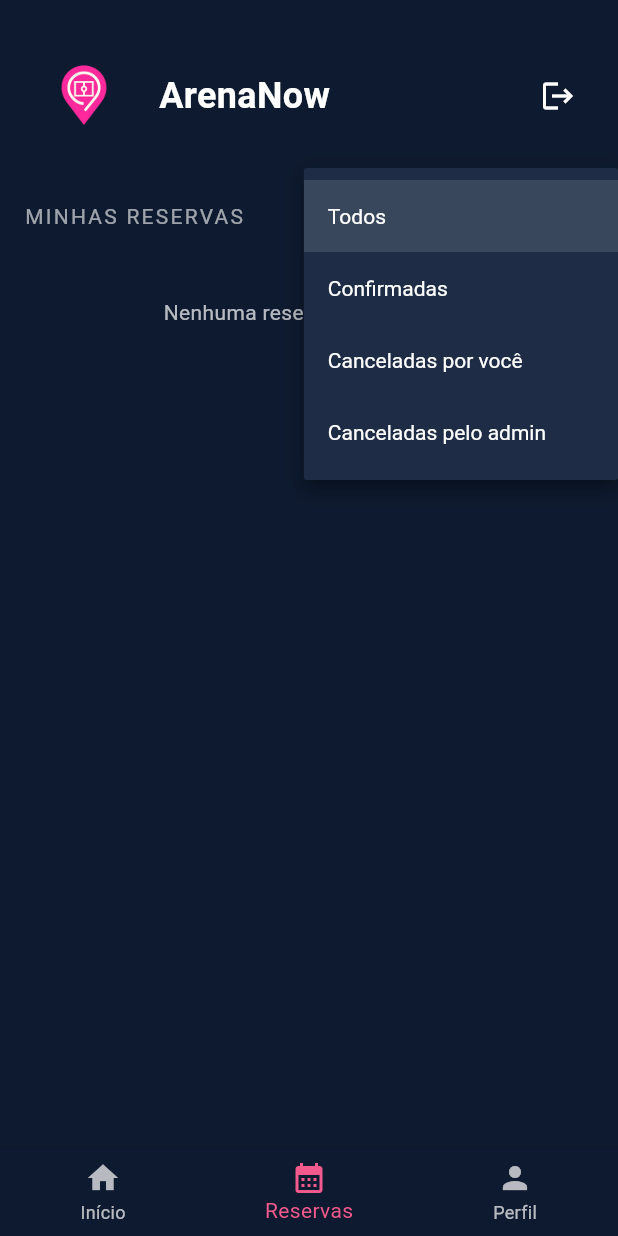
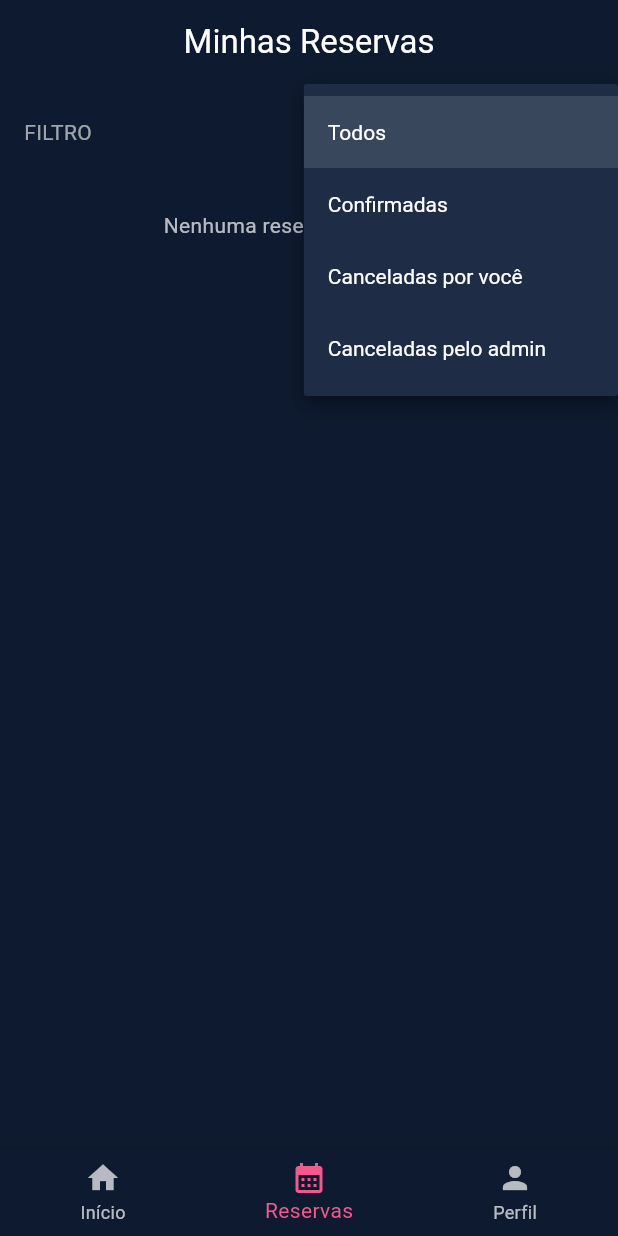
Before and after one commit to GustavoLopes2/Arena-Now, a Flutter app: the screen it shows once a user with an empty profile is signed in, item 2 of the bottom bar chosen, after a tap on "Todos", on a phone screen of 412 x 824 dp. Run offline on Flutter 3.47's test engine with Material 3 defaults, Android fonts, the phone set to English and light mode, and no system bars; our stand-ins replace cloud_firestore, firebase_auth, firebase_core, flutter_speed_dial; accounts and stored records are empty.

Commit message:
feat: Create UserAppBar widget and refactor app bars in user views

```diff
--- a/lib/modules/user/view/lista_estabelecimento_user_page.dart
+++ b/lib/modules/user/view/lista_estabelecimento_user_page.dart
@@ -1,5 +1,5 @@
 import 'package:arenanow/modules/user/view/visualizar_quadra_user_page.dart';
-import 'package:arenanow/widgets/dashboard_header.dart';
+import 'package:arenanow/widgets/user_app_bar.dart';
 import 'package:cloud_firestore/cloud_firestore.dart';
 import 'package:flutter/material.dart';
 import 'package:arenanow/modules/user/navigation/user_navigator.dart';
@@ -11,11 +11,14 @@ class ListaEstabelecimentosUserPage extends StatelessWidget {
   Widget build(BuildContext context) {
     return Scaffold(
       backgroundColor: const Color(0xFF0E1A2F),
+      appBar: const UserAppBar(
+        title: "Estabelecimentos",
+        showBack: false,
+      ),
       body: SafeArea(
         child: Column(
           crossAxisAlignment: CrossAxisAlignment.start,
           children: [
-            const DashboardHeader(),
             const Padding(
               padding: EdgeInsets.symmetric(horizontal: 24),
               child: Text(
--- a/lib/modules/user/view/visualizar_reserva_quadra_page.dart
+++ b/lib/modules/user/view/visualizar_reserva_quadra_page.dart
@@ -1,8 +1,8 @@
 import 'package:arenanow/modules/user/view/reserva_detalhe_page.dart';
+import 'package:arenanow/widgets/user_app_bar.dart';
 import 'package:flutter/material.dart';
 import 'package:intl/intl.dart';
 import 'package:firebase_auth/firebase_auth.dart';
-import 'package:arenanow/widgets/dashboard_header.dart';
 
 import 'package:arenanow/services/reserva_service.dart';
 import 'package:arenanow/models/reserva_quadra.dart';
@@ -29,29 +29,32 @@ class _MinhasReservasPageState extends State<MinhasReservasPage> {
 
     final reservaService = ReservaService();
 
-    return SafeArea(
-      child: Column(
+    return Scaffold(
+      backgroundColor: const Color(0xFF0E1A2F),
+      appBar: const UserAppBar(
+        title: "Minhas Reservas",
+        showBack: false,
+      ),
+      body: Column(
         crossAxisAlignment: CrossAxisAlignment.start,
         children: [
-          const DashboardHeader(),
           Padding(
-            padding: const EdgeInsets.symmetric(horizontal: 16),
+            padding: const EdgeInsets.symmetric(horizontal: 16, vertical: 8),
             child: Row(
               mainAxisAlignment: MainAxisAlignment.spaceBetween,
               children: [
                 const Text(
-                  'MINHAS RESERVAS',
+                  'FILTRO',
                   style: TextStyle(
                     color: Colors.white60,
                     fontSize: 14,
-                    letterSpacing: 1.5,
                   ),
                 ),
                 DropdownButton<String>(
                   value: filtroStatus,
                   dropdownColor: const Color(0xFF1E2D45),
+                  style: const TextStyle(color: Colors.white),
                   underline: Container(),
-                  style: const TextStyle(color: Colors.white),
                   iconEnabledColor: Colors.white,
                   items: const [
                     DropdownMenuItem(value: 'TODOS', child: Text('Todos')),
@@ -64,12 +67,13 @@ class _MinhasReservasPageState extends State<MinhasReservasPage> {
                         value: 'CANCELADA_ADMIN',
                         child: Text('Canceladas pelo admin')),
                   ],
-                  onChanged: (v) => setState(() => filtroStatus = v!),
+                  onChanged: (v) {
+                    setState(() => filtroStatus = v!);
+                  },
                 ),
               ],
             ),
           ),
-          const SizedBox(height: 10),
           Expanded(
             child: StreamBuilder<List<ReservaQuadra>>(
               stream: reservaService.listarReservasDoUsuario(user.uid),
@@ -145,12 +149,13 @@ class _MinhasReservasPageState extends State<MinhasReservasPage> {
   Widget _buildReservaCard(ReservaQuadra r, bool podeCancelar) {
     final statusColor = _getStatusColor(r.status);
     final userId = FirebaseAuth.instance.currentUser!.uid;
+
     final bool podeCancelarReserva =
         podeCancelar && r.status == "CONFIRMADA" && r.usuarioId == userId;
 
     return GestureDetector(
       onTap: () async {
-        await Navigator.push(
+        final result = await Navigator.push(
           context,
           MaterialPageRoute(
             builder: (_) => ReservaDetalhePage(
@@ -160,9 +165,16 @@ class _MinhasReservasPageState extends State<MinhasReservasPage> {
           ),
         );
 
-        if (mounted) setState(() {});
+        if (result == true && mounted) {
+          setState(() {});
+        }
       },
-      child: Container(
+      child: _buildReservaCardContent(r, statusColor),
+    );
+  }
+
+  Widget _buildReservaCardContent(ReservaQuadra r, Color statusColor) {
+    return Container(
       margin: const EdgeInsets.only(bottom: 16),
       decoration: BoxDecoration(
         color: const Color(0xFF16243D),
@@ -213,16 +225,14 @@ class _MinhasReservasPageState extends State<MinhasReservasPage> {
                     const SizedBox(width: 6),
                     Text(
                       DateFormat('dd/MM/yyyy').format(r.data),
-                        style:
-                            const TextStyle(color: Colors.white, fontSize: 15),
+                      style: const TextStyle(color: Colors.white, fontSize: 15),
                     ),
                   ],
                 ),
                 const SizedBox(height: 8),
                 Row(
                   children: [
-                      const Icon(Icons.schedule,
-                          color: Colors.white70, size: 18),
+                    const Icon(Icons.schedule, color: Colors.white70, size: 18),
                     const SizedBox(width: 6),
                     Text(
                       "${r.horaInicio} - ${r.horaFim}",
@@ -234,7 +244,6 @@ class _MinhasReservasPageState extends State<MinhasReservasPage> {
             ),
           ),
         ],
-        ),
       ),
     );
   }
--- /dev/null
+++ b/lib/widgets/user_app_bar.dart
@@ -0,0 +1,45 @@
+import 'package:flutter/material.dart';
+import 'package:arenanow/modules/user/navigation/user_navigator.dart';
+
+class UserAppBar extends StatelessWidget implements PreferredSizeWidget {
+  final String title;
+  final bool showBack;
+
+  const UserAppBar({
+    super.key,
+    required this.title,
+    this.showBack = false,
+  });
+
+  @override
+  Widget build(BuildContext context) {
+    return AppBar(
+      backgroundColor: const Color(0xFF0E1A2F),
+      elevation: 0,
+      automaticallyImplyLeading: false,
+      centerTitle: true,
+      title: Row(
+        mainAxisAlignment:
+            showBack ? MainAxisAlignment.start : MainAxisAlignment.center,
+        children: [
+          if (showBack)
+            IconButton(
+              icon: const Icon(Icons.arrow_back, color: Colors.white),
+              onPressed: () => UserNavigator.pop(context),
+            ),
+          if (showBack) const SizedBox(width: 8),
+          Expanded(
+            child: Text(
+              title,
+              textAlign: showBack ? TextAlign.start : TextAlign.center,
+              style: const TextStyle(color: Colors.white),
+            ),
+          ),
+        ],
+      ),
+    );
+  }
+
+  @override
+  Size get preferredSize => const Size.fromHeight(56);
+}
```
Also changed, not shown: lib/modules/user/navigation/user_navigator.dart (+11 -10 lines), lib/modules/user/view/reserva_detalhe_page.dart (+3 -8 lines), lib/modules/user/view/visualizar_quadra_user_page.dart (+2 -8 lines). Lines whose indentation alone changed are shown as unchanged.
